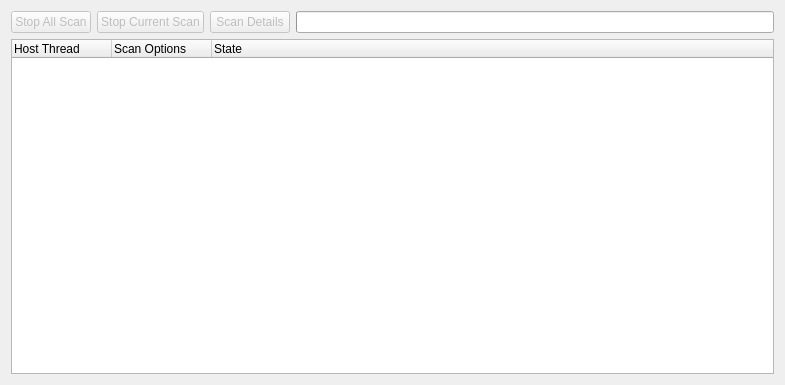
Old version of the form src/app/ui/monitorwidget.ui in the repository nmapsi4/nmapsi4.
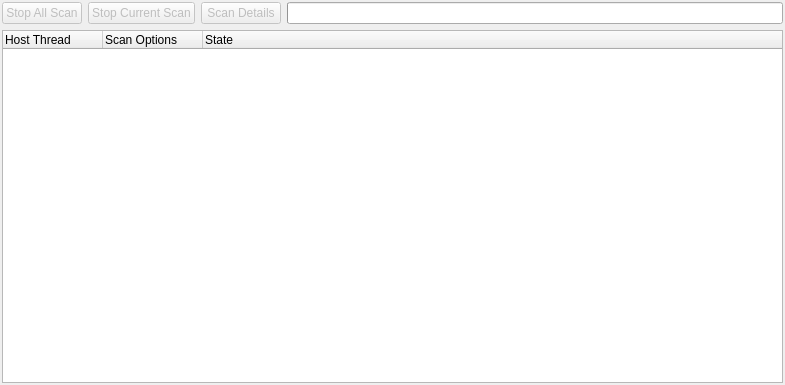
New version of the form. Icons and pictures are not drawn.

What changed in the file:
```diff
--- a/src/app/ui/monitorwidget.ui
+++ b/src/app/ui/monitorwidget.ui
@@ -14,6 +14,9 @@
    <string>Form</string>
   </property>
   <layout class="QVBoxLayout" name="verticalLayout">
+   <property name="margin">
+    <number>2</number>
+   </property>
    <item>
     <layout class="QHBoxLayout" name="horizontalLayout_10">
      <item>
```
